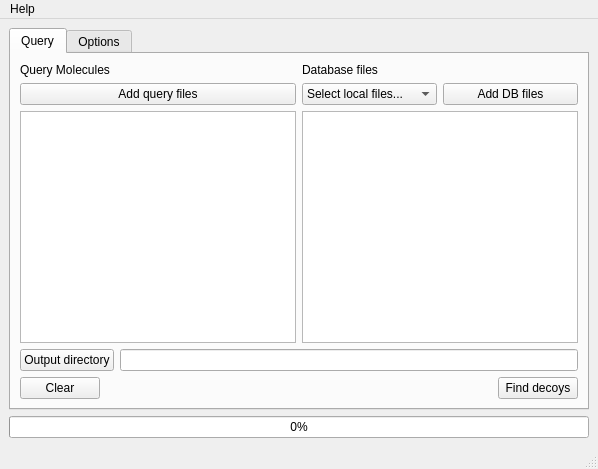
Above: MainWindow.ui from URV-cheminformatics/DecoyFinder before the change. Below: the same form after it.
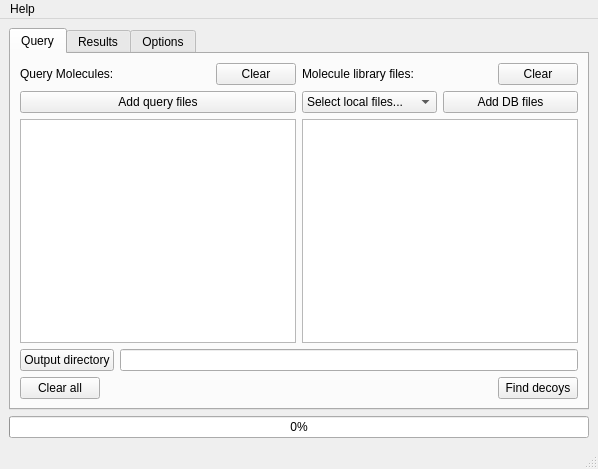
That is the form after the change.

What changed in the file:
```diff
--- a/MainWindow.ui
+++ b/MainWindow.ui
@@ -30,18 +30,46 @@
           <item>
            <layout class="QVBoxLayout" name="verticalLayout">
             <item>
-             <widget class="QLabel" name="label">
-              <property name="text">
-               <string>Query Molecules</string>
-              </property>
-             </widget>
+             <layout class="QHBoxLayout" name="horizontalLayout_4">
+              <item>
+               <widget class="QLabel" name="label">
+                <property name="text">
+                 <string>Query Molecules:</string>
+                </property>
+               </widget>
+              </item>
+              <item>
+               <spacer name="horizontalSpacer_2">
+                <property name="orientation">
+                 <enum>Qt::Horizontal</enum>
+                </property>
+                <property name="sizeHint" stdset="0">
+                 <size>
+                  <width>40</width>
+                  <height>20</height>
+                 </size>
+                </property>
+               </spacer>
+              </item>
+              <item>
+               <widget class="QPushButton" name="pushButton">
+                <property name="text">
+                 <string>Clear</string>
+                </property>
+               </widget>
+              </item>
+             </layout>
             </item>
             <item>
-             <widget class="QPushButton" name="addQueryButton">
-              <property name="text">
-               <string>Add query files</string>
-              </property>
-             </widget>
+             <layout class="QHBoxLayout" name="horizontalLayout_6">
+              <item>
+               <widget class="QPushButton" name="addQueryButton">
+                <property name="text">
+                 <string>Add query files</string>
+                </property>
+               </widget>
+              </item>
+             </layout>
             </item>
             <item>
              <widget class="QListWidget" name="queryList"/>
@@ -51,11 +79,35 @@
           <item>
            <layout class="QVBoxLayout" name="verticalLayout_2">
             <item>
-             <widget class="QLabel" name="label_2">
-              <property name="text">
-               <string>Database files</string>
-              </property>
-             </widget>
+             <layout class="QHBoxLayout" name="horizontalLayout_5">
+              <item>
+               <widget class="QLabel" name="label_2">
+                <property name="text">
+                 <string>Molecule library files:</string>
+                </property>
+               </widget>
+              </item>
+              <item>
+               <spacer name="horizontalSpacer_3">
+                <property name="orientation">
+                 <enum>Qt::Horizontal</enum>
+                </property>
+                <property name="sizeHint" stdset="0">
+                 <size>
+                  <width>40</width>
+                  <height>20</height>
+                 </size>
+                </property>
+               </spacer>
+              </item>
+              <item>
+               <widget class="QPushButton" name="pushButton_2">
+                <property name="text">
+                 <string>Clear</string>
+                </property>
+               </widget>
+              </item>
+             </layout>
             </item>
             <item>
              <layout class="QHBoxLayout" name="horizontalLayout_3">
@@ -123,7 +175,7 @@
           <item>
            <widget class="QPushButton" name="clearButton">
             <property name="text">
-             <string>Clear</string>
+             <string>Clear all</string>
             </property>
            </widget>
           </item>
@@ -151,6 +203,41 @@
         </item>
        </layout>
       </widget>
+      <widget class="QWidget" name="tab">
+       <attribute name="title">
+        <string>Results</string>
+       </attribute>
+       <layout class="QGridLayout" name="gridLayout">
+        <item row="0" column="0">
+         <widget class="QTableWidget" name="resultsTable">
+          <property name="editTriggers">
+           <set>QAbstractItemView::NoEditTriggers</set>
+          </property>
+          <property name="alternatingRowColors">
+           <bool>true</bool>
+          </property>
+          <property name="selectionBehavior">
+           <enum>QAbstractItemView::SelectRows</enum>
+          </property>
+          <column>
+           <property name="text">
+            <string>Ligand</string>
+           </property>
+          </column>
+          <column>
+           <property name="text">
+            <string>Decoys found</string>
+           </property>
+          </column>
+          <column>
+           <property name="text">
+            <string>Saved to</string>
+           </property>
+          </column>
+         </widget>
+        </item>
+       </layout>
+      </widget>
       <widget class="QWidget" name="tabWidgetPage2" native="true">
        <attribute name="title">
         <string>Options</string>
```
Left out of the diff: 55 changed lines with no effect on the pictures.
